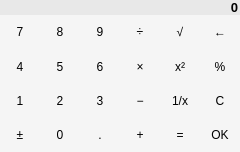
The window that wic/widgets/w_popup_calculator.ui (warvariuc/wic) describes before a commit, drawn with Qt 5.
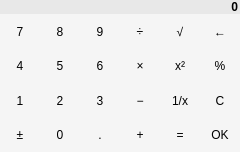
The same window after the commit.

The edit to the form file:
```diff
--- a/wic/widgets/w_popup_calculator.ui
+++ b/wic/widgets/w_popup_calculator.ui
@@ -124,7 +124,6 @@
      </property>
      <property name="font">
       <font>
-       <pointsize>10</pointsize>
        <weight>75</weight>
        <bold>true</bold>
       </font>
```
